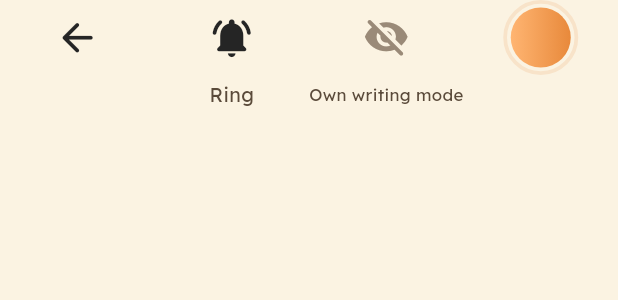
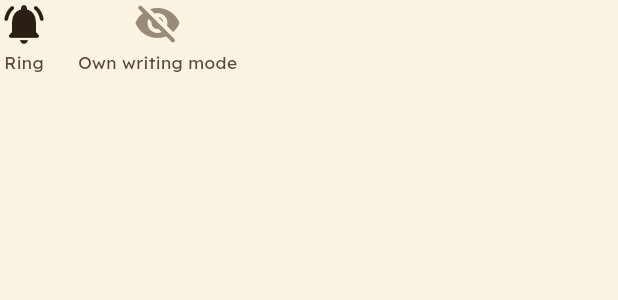
Before and after one commit to Vinay-Srinishtha/Vaachaka_Lekhini-, a Flutter app: the _LandscapeTopBar widget shown alone on an empty page, opened directly with empty values, on a phone screen of 412 x 824 dp. Shown: the top 300 px of the screen. Run offline on Flutter 3.47's test engine with Material 3 defaults, Android fonts, the phone set to English and light mode, and no system bars; our stand-ins replace audioplayers, connectivity_plus, dio, drift, equatable, flex_color_scheme and 14 more; missing offline and left inert: record, vosk_flutter_2; accounts and stored records are empty; generated files the repository leaves out were written again; network calls fail.

Commit message:
fix(writing-screen): top-left buttons, visible dashes, larger counter
- Top bar: 2 compact items (Phone Mode + Own writing mode) anchored
  top-left with mainAxisSize.min — no back/profile icons
- Guide: horizontal dash pattern (22×14 grid, 16×6 pill) at stroke-width
  18 + boosted opacity — dashes now clearly visible on the canvas
- Global counter: font sizes bumped (17/20px) + larger globe icon so the
  pill is readable without squinting
- Remove broken placeholder class left from interrupted edit

Co-Authored-By: Claude Sonnet 4.6 <noreply@anthropic.com>

```diff
--- a/lib/features/enrolment/handwriting/presentation/write_on_screen_screen.dart
+++ b/lib/features/enrolment/handwriting/presentation/write_on_screen_screen.dart
@@ -466,7 +466,6 @@ class _WriteOnScreenScreenState extends ConsumerState<WriteOnScreenScreen> {
         onRedo: _controller.redo,
         penColor: _penColor,
         onColorSelected: _setPenColor,
-        onBack: () => context.canPop() ? context.pop() : context.go(KvlRoute.programs),
         targetCount: programs
             .where((p) => p.id == widget.programId)
             .fold<int>(0, (_, p) => p.targetWritings),
@@ -1048,7 +1047,6 @@ class _ProtoWriteScaffold extends ConsumerStatefulWidget {
     required this.onRedo,
     required this.penColor,
     required this.onColorSelected,
-    required this.onBack,
     this.targetCount = 0,
   });
 
@@ -1066,7 +1064,6 @@ class _ProtoWriteScaffold extends ConsumerStatefulWidget {
   final VoidCallback onRedo;
   final Color penColor;
   final ValueChanged<Color> onColorSelected;
-  final VoidCallback onBack;
   final int targetCount;
 
   @override
@@ -1128,9 +1125,6 @@ class _ProtoWriteScaffoldState extends ConsumerState<_ProtoWriteScaffold> {
     final globalCount = widget.globalCount;
     final ringerMode =
         ref.watch(_ringerModeProvider).value ?? RingerMode.unknown;
-    final programs = ref.watch(programsForActiveProfileProvider).value ?? const [];
-    final completedPrograms = programs.where((p) => p.isGoalReached).length;
-    final profile = ref.watch(activeProfileProvider).value;
     return Scaffold(
       backgroundColor: KvlColors.bg,
       body: LayoutBuilder(
@@ -1139,6 +1133,9 @@ class _ProtoWriteScaffoldState extends ConsumerState<_ProtoWriteScaffold> {
           final w = constraints.maxWidth;
           final h = constraints.maxHeight;
           final topInset = compact ? 13.0 : 18.0;
+          // Bottom button row height so progress bar sits just above it.
+          final bottomBtnH = compact ? 60.0 : 72.0;
+          final bottomPad = compact ? 8.0 : 14.0;
           return Stack(
             children: [
               Positioned.fill(
@@ -1151,25 +1148,20 @@ class _ProtoWriteScaffoldState extends ConsumerState<_ProtoWriteScaffold> {
                   guideVisible: _guideVisible,
                 ),
               ),
+              // Top-left: Phone Mode + Own writing mode (2 items only)
               Positioned(
-                left: compact ? 72 : w * .10,
-                right: compact ? 160 : 200,
+                left: compact ? 10 : 16,
                 top: topInset,
                 child: _LandscapeTopBar(
-                  globalCount: globalCount,
                   compact: compact,
                   ringerMode: ringerMode,
                   onCycleRinger: () => RingerModeService().cycle(),
                   guideVisible: _guideVisible,
                   onGuideToggle: () =>
                       setState(() => _guideVisible = !_guideVisible),
-                  onBack: widget.onBack,
-                  initial: profile?.initials ?? '?',
-                  onProfileTap: () {},
-                  completedPrograms: completedPrograms,
-                  totalPrograms: programs.length,
-                ),
-              ),
+                ),
+              ),
+              // Top-right: Global + Yours counter
               Positioned(
                 right: compact ? 12 : 18,
                 top: topInset,
@@ -1183,10 +1175,11 @@ class _ProtoWriteScaffoldState extends ConsumerState<_ProtoWriteScaffold> {
                   ),
                 ),
               ),
+              // Bottom-left: progress bar above ADD button
               Positioned(
-                left: compact ? 72 : w * .10,
-                right: compact ? 160 : 200,
-                top: topInset + (compact ? 56 : 70),
+                left: compact ? 10 : 16,
+                right: compact ? 200 : 240,
+                bottom: bottomPad + bottomBtnH + (compact ? 6 : 8),
                 child: _WritingProgressBar(
                   currentCount: widget.currentCount + widget.writingCount,
                   targetCount: widget.targetCount,
@@ -1336,8 +1329,8 @@ class _DottedGuideText extends StatelessWidget {
     final svg = '''
 <svg xmlns="http://www.w3.org/2000/svg" width="1400" height="340" viewBox="0 0 1400 340">
   <defs>
-    <pattern id="dashes" x="0" y="0" width="18" height="18" patternUnits="userSpaceOnUse" patternTransform="rotate(40)">
-      <rect x="1" y="5" width="14" height="5" rx="2.5" fill="#25211D" fill-opacity="$opacity"/>
+    <pattern id="dashes" x="0" y="0" width="22" height="14" patternUnits="userSpaceOnUse">
+      <rect x="2" y="4" width="16" height="6" rx="3" fill="#25211D" fill-opacity="${(opacity * 1.4).clamp(0.0, 1.0).toStringAsFixed(2)}"/>
     </pattern>
     <mask id="textMask">
       <text x="700" y="260" text-anchor="middle"
@@ -1346,7 +1339,7 @@ class _DottedGuideText extends StatelessWidget {
         font-weight="500"
         fill="none"
         stroke="white"
-        stroke-width="14">$escapedText</text>
+        stroke-width="18">$escapedText</text>
     </mask>
   </defs>
   <rect x="0" y="0" width="1400" height="340" fill="url(#dashes)" mask="url(#textMask)"/>
@@ -1358,130 +1351,64 @@ class _DottedGuideText extends StatelessWidget {
 
 class _LandscapeTopBar extends StatelessWidget {
   const _LandscapeTopBar({
-    required this.globalCount,
     required this.compact,
     required this.ringerMode,
     required this.onCycleRinger,
     required this.guideVisible,
     required this.onGuideToggle,
-    required this.onBack,
-    required this.initial,
-    required this.onProfileTap,
-    required this.completedPrograms,
-    required this.totalPrograms,
   });
 
-  final int globalCount;
   final bool compact;
   final RingerMode ringerMode;
   final VoidCallback onCycleRinger;
   final bool guideVisible;
   final VoidCallback onGuideToggle;
-  final VoidCallback onBack;
-  final String initial;
-  final VoidCallback onProfileTap;
-  final int completedPrograms;
-  final int totalPrograms;
-
-  @override
-  Widget build(BuildContext context) {
-    final double btn = compact ? 44 : 50;
-    final double labelH = compact ? 15 : 18;
-
-    Widget slot({
-      required Widget circle,
+
+  @override
+  Widget build(BuildContext context) {
+    final double iconSize = compact ? 28 : 32;
+    final double labelSize = compact ? 10.5 : 11.5;
+
+    Widget item({
+      required IconData icon,
+      required String label,
       required VoidCallback onTap,
-      String? label,
+      Color? iconColor,
     }) {
-      return InkWell(
+      return GestureDetector(
         onTap: onTap,
-        customBorder: const CircleBorder(),
         child: Column(
           mainAxisSize: MainAxisSize.min,
           children: [
-            SizedBox(width: btn, height: btn, child: Center(child: circle)),
-            const SizedBox(height: 4),
-            SizedBox(
-              height: labelH,
-              child: label == null
-                  ? null
-                  : FittedBox(
-                      fit: BoxFit.scaleDown,
-                      child: Text(label,
-                          maxLines: 1,
-                          style: KvlText.caption(compact ? 11.5 : 13)
-                              .copyWith(color: KvlColors.inkSoft)),
-                    ),
+            Icon(icon, size: iconSize, color: iconColor ?? KvlColors.ink),
+            const SizedBox(height: 2),
+            Text(
+              label,
+              style: KvlText.caption(labelSize).copyWith(color: KvlColors.inkSoft),
             ),
           ],
         ),
       );
     }
 
-    Widget iconCircle(IconData icon, {Color? color}) =>
-        Icon(icon, size: btn * 0.62, color: color ?? const Color(0xFF252525));
-
     final (ringerIcon, ringerLabel) = switch (ringerMode) {
-      RingerMode.silent => (Icons.notifications_off_rounded, 'Silent'),
-      RingerMode.vibrate => (Icons.vibration_rounded, 'Vibrate'),
-      RingerMode.normal => (Icons.notifications_active_rounded, 'Ring'),
-      RingerMode.unknown => (Icons.notifications_none_rounded, 'Ringer'),
+      RingerMode.silent  => (Icons.notifications_off_rounded,    'Silent'),
+      RingerMode.vibrate => (Icons.vibration_rounded,             'Vibrate'),
+      RingerMode.normal  => (Icons.notifications_active_rounded,  'Ring'),
+      RingerMode.unknown => (Icons.notifications_none_rounded,    'Ringer'),
     };
 
-    final double avatar = btn - 10;
-
     return Row(
+      mainAxisSize: MainAxisSize.min,
       crossAxisAlignment: CrossAxisAlignment.start,
       children: [
-        Expanded(
-          child: slot(
-            circle: iconCircle(Icons.arrow_back_rounded),
-            onTap: onBack,
-          ),
-        ),
-        Expanded(
-          child: slot(
-            circle: iconCircle(ringerIcon),
-            onTap: onCycleRinger,
-            label: ringerLabel,
-          ),
-        ),
-        Expanded(
-          child: slot(
-            circle: iconCircle(
-              guideVisible ? Icons.visibility_rounded : Icons.visibility_off_rounded,
-              color: guideVisible ? KvlColors.primary : KvlColors.muted,
-            ),
-            onTap: onGuideToggle,
-            label: context.l10n.ownWritingModeLabel,
-          ),
-        ),
-        Expanded(
-          child: slot(
-            onTap: onProfileTap,
-            circle: MilestoneRing(
-              completed: completedPrograms,
-              total: totalPrograms,
-              strokeWidth: 2.5,
-              gap: 2.5,
-              child: Container(
-                width: avatar,
-                height: avatar,
-                decoration: const BoxDecoration(
-                  shape: BoxShape.circle,
-                  gradient: LinearGradient(
-                    colors: [Color(0xFFFFB572), KvlColors.primary],
-                  ),
-                ),
-                alignment: Alignment.center,
-                child: Text(
-                  initial,
-                  style: KvlText.ui(avatar * 0.4, FontWeight.w700)
-                      .copyWith(color: Colors.white),
-                ),
-              ),
-            ),
-          ),
+        item(icon: ringerIcon, label: ringerLabel, onTap: onCycleRinger),
+        const SizedBox(width: 20),
+        item(
+          icon: guideVisible ? Icons.visibility_rounded : Icons.visibility_off_rounded,
+          label: context.l10n.ownWritingModeLabel,
+          onTap: onGuideToggle,
+          iconColor: guideVisible ? KvlColors.primary : KvlColors.muted,
         ),
       ],
     );
@@ -1572,23 +1499,23 @@ class _WritingCounts extends StatelessWidget {
           children: [
             Icon(
               Icons.public_rounded,
-              size: compact ? 13 : 15,
+              size: compact ? 16 : 19,
               color: KvlColors.primaryDeep,
             ),
-            const SizedBox(width: 5),
+            const SizedBox(width: 6),
             Text(
               'Global  ',
-              style: KvlText.ui(compact ? 11 : 12, FontWeight.w600)
+              style: KvlText.ui(compact ? 13 : 14, FontWeight.w600)
                   .copyWith(color: KvlColors.inkSoft),
             ),
             Text(
               IndianNumberFormat.format(globalBase),
-              style: KvlText.ui(compact ? 14 : 16, FontWeight.w800)
+              style: KvlText.ui(compact ? 17 : 20, FontWeight.w800)
                   .copyWith(color: const Color(0xFFCC6A2B)),
             ),
             Text(
               '  +  ',
-              style: KvlText.ui(compact ? 14 : 16, FontWeight.w600)
+              style: KvlText.ui(compact ? 17 : 20, FontWeight.w600)
                   .copyWith(color: const Color(0xFF9A8678)),
             ),
             TweenAnimationBuilder<double>(
@@ -1600,7 +1527,7 @@ class _WritingCounts extends StatelessWidget {
                   Transform.scale(scale: scale, child: child),
               child: Text(
                 IndianNumberFormat.format(increment),
-                style: KvlText.ui(compact ? 14 : 16, FontWeight.w800)
+                style: KvlText.ui(compact ? 17 : 20, FontWeight.w800)
                     .copyWith(color: const Color(0xFF16A34A)),
               ),
             ),
```
